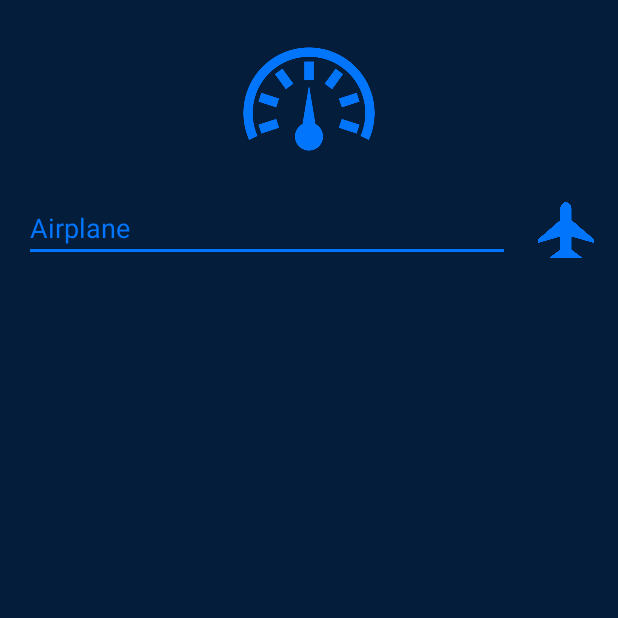
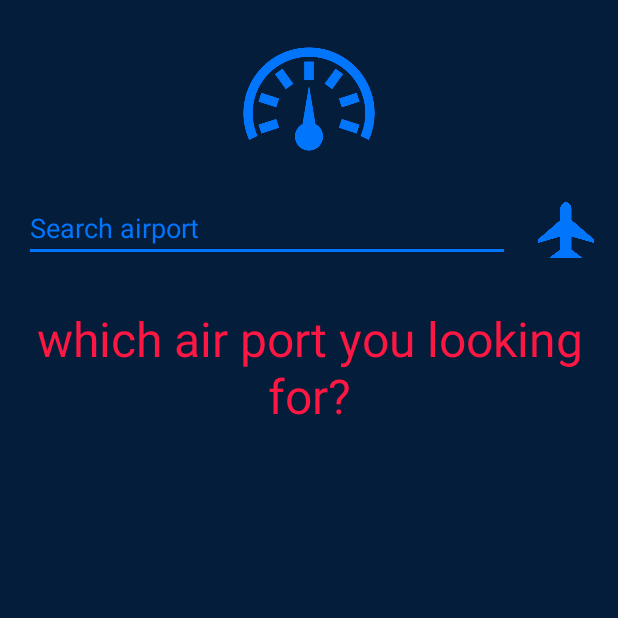
Before and after one commit to VahabGh/MetarBrowser, an Android app: the screen it shows after launch (MainActivity), after a tap on an icon or button, on a phone screen of 412 x 824 dp, the top half of it. Run offline under Robolectric (Android 15) with nearby library versions, the phone set to English and light mode, and no system bars; our stand-ins replace data binding.

Commit message:
some minor changes

```diff
--- a/app/src/main/java/com/vahabgh/metarbrowser/main/data/api/TextFileDownloadListener.java
+++ b/app/src/main/java/com/vahabgh/metarbrowser/main/data/api/TextFileDownloadListener.java
@@ -6,7 +6,7 @@ public interface TextFileDownloadListener {
 
     void onStart();
 
-    void onComplete(List<String> lines);
+    void onComplete(String text);
 
     void onError(Exception exp);
 
--- a/app/src/main/java/com/vahabgh/metarbrowser/main/data/repository/RepositoryImpl.java
+++ b/app/src/main/java/com/vahabgh/metarbrowser/main/data/repository/RepositoryImpl.java
@@ -61,7 +61,6 @@ public class RepositoryImpl implements Repository {
             return;
 
         textFileDownloader.setPath("https://tgftp.nws.noaa.gov/data/observations/metar/decoded/" + query + ".TXT");
-        textFileDownloader.start();
         textFileDownloader.setTextFileDownloadListener(new TextFileDownloadListener() {
             @Override
             public void onStart() {
@@ -69,8 +68,8 @@ public class RepositoryImpl implements Repository {
             }
 
             @Override
-            public void onComplete(List<String> lines) {
-                Airport airport = AirportDataParser.parseDataToAirPort(lines);
+            public void onComplete(String text) {
+                Airport airport = AirportDataParser.parseDataToAirPort(text);
                 dataCallBack.onSuccess(airport);
                 saveInCache(query, airport);
             }
@@ -85,6 +84,7 @@ public class RepositoryImpl implements Repository {
                 readFromCache(query);
             }
         });
+        textFileDownloader.start();
 
     }
 
--- a/app/src/main/java/com/vahabgh/metarbrowser/main/ui/view/MainActivity.java
+++ b/app/src/main/java/com/vahabgh/metarbrowser/main/ui/view/MainActivity.java
@@ -37,10 +37,8 @@ public class MainActivity extends AppCompatActivity {
         findViewById(R.id.btnSearch).setOnClickListener(new View.OnClickListener() {
             @Override
             public void onClick(View v) {
-
                 String query = ((AppCompatEditText) findViewById(R.id.etSearch)).getText().toString().toUpperCase();
-                if (isQueryValid(query))
-                    mainViewModel.getData(query);
+                mainViewModel.getData(query);
                 hideKeyboard();
             }
         });
@@ -54,23 +52,6 @@ public class MainActivity extends AppCompatActivity {
         });
     }
 
-    private boolean isQueryValid(String query) {
-        if (query.isEmpty()) {
-            Toast.makeText(MainActivity.this,
-                    "which air port you looking for?",
-                    Toast.LENGTH_SHORT).show();
-            return false;
-        }
-
-        if (!query.toLowerCase().startsWith("ed")) {
-            Toast.makeText(MainActivity.this,
-                    "German airports starts with ED ",
-                    Toast.LENGTH_SHORT).show();
-            return false;
-        }
-
-        return true;
-    }
 
     private void initViewModel() {
         Repository repository = new RepositoryImpl(getApplicationContext(), new MetarCacheServiceImpl(getApplicationContext()), new TextFileDownloaderImpl());
--- a/app/src/main/java/com/vahabgh/metarbrowser/main/ui/viewmodel/MainViewModel.java
+++ b/app/src/main/java/com/vahabgh/metarbrowser/main/ui/viewmodel/MainViewModel.java
@@ -11,20 +11,26 @@ import com.vahabgh.metarbrowser.main.data.model.Airport;
 import com.vahabgh.metarbrowser.main.data.repository.Repository;
 import com.vahabgh.metarbrowser.main.base.DataCallBack;
 
+import java.io.FileNotFoundException;
+import java.util.concurrent.TimeoutException;
+
 public class MainViewModel extends BaseViewModel {
 
     private Repository repository;
     public ObservableField<Airport> airportObservableField;
+    public ObservableField<String> queryFieldValidation;
 
     public MainViewModel(Repository repository) {
         this.repository = repository;
         airportObservableField = new ObservableField<>();
         errorObservableField = new ObservableBoolean(false);
         loadingObservableField = new ObservableBoolean(false);
+        queryFieldValidation = new ObservableField<>("");
     }
 
     public void getData(String query) {
 
+        if (!isQueryValid(query)) return;
         startLoading();
         hideErrorView();
 
@@ -39,10 +45,43 @@ public class MainViewModel extends BaseViewModel {
             public void onFailure(Exception exp) {
                 stopLoading();
                 showErrorView();
+                handleErrorException(exp);
             }
         });
 
     }
+
+    private void handleErrorException(Exception exp) {
+
+        if (exp instanceof TimeoutException){
+            queryFieldValidation.set("Network connection problem");
+            return;
+        }
+
+        if (exp instanceof FileNotFoundException) {
+            queryFieldValidation.set("No data found");
+            return;
+        }
+
+        queryFieldValidation.set("Some problem happened");
+    }
+
+    private boolean isQueryValid(String query) {
+        if (query.isEmpty()) {
+            queryFieldValidation.set("which air port you looking for?");
+            showErrorView();
+            return false;
+        }
+
+        if (!query.toLowerCase().startsWith("ed")) {
+            queryFieldValidation.set("German airports starts with ED ");
+            showErrorView();
+            return false;
+        }
+
+        return true;
+    }
+
 
     public static class Factory extends ViewModelProvider.NewInstanceFactory {
 
--- a/app/src/main/res/layout/activity_main.xml
+++ b/app/src/main/res/layout/activity_main.xml
@@ -51,7 +51,7 @@
                         android:layout_height="wrap_content"
                         android:layout_marginLeft="16dp"
                         android:layout_marginRight="@dimen/large_margin"
-                        android:hint="Airplane"
+                        android:hint="Search airport"
                         android:singleLine="true"
                         android:textColor="@color/colorAccent"
                         android:textColorHint="@color/colorAccent"
@@ -100,7 +100,7 @@
                     android:layout_marginTop="@dimen/large_margin"
                     android:background="@color/colorPrimaryDark"
                     android:gravity="center"
-                    android:text="No data was found :("
+                    android:text="@{mainViewModel.queryFieldValidation}"
                     android:textColor="@color/red"
                     android:textSize="@dimen/x_large_text"
                     android:visibility="@{mainViewModel.errorObservableField ? View.VISIBLE : View.GONE}"
```
Also changed, not shown: app/src/main/java/com/vahabgh/metarbrowser/main/data/api/TextFileDownloaderImpl.java (+8 -10 lines), app/src/main/java/com/vahabgh/metarbrowser/main/data/model/AirportDataParser.java (+11 -3 lines).
